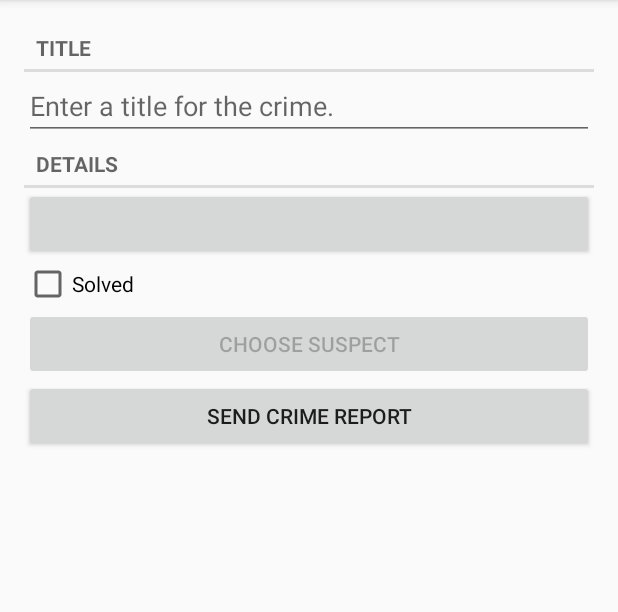
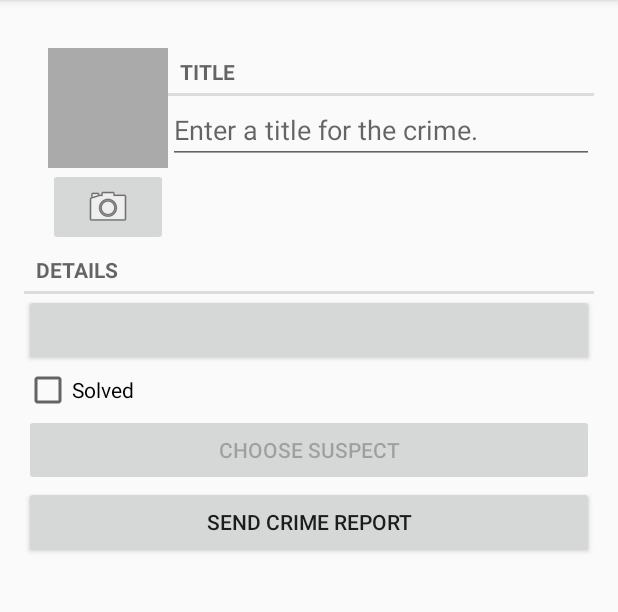
Before and after one commit to SunJie117/AndroidStudy, an Android app: the fragment CrimeFragment placed in its activity, on a phone screen of 412 x 824 dp, the part 84-696 px from its top. Run offline under Robolectric (Android 15) with nearby library versions, the phone set to English and light mode, and no system bars; 8 statements that could not run were skipped.

Commit message:
16章开始

```diff
--- a/app/src/main/java/com/camark/androidstudy/MainActivity.java
+++ b/app/src/main/java/com/camark/androidstudy/MainActivity.java
@@ -29,7 +29,12 @@ public class MainActivity extends AppCompatActivity {
         setContentView(R.layout.activity_main);
 
         if (hasWriteExternalStoragePermission()) {
-            ActivityCompat.requestPermissions(this, new String[]{Manifest.permission.READ_CONTACTS}, REQUEST_READ_CONTACTS);
+            if (hasReadContactsPermission()) {
+
+            } else {
+                ActivityCompat.requestPermissions(this, new String[]{Manifest.permission.READ_CONTACTS}, REQUEST_READ_CONTACTS);
+            }
+
 
         } else {
 
@@ -72,7 +77,11 @@ public class MainActivity extends AppCompatActivity {
         switch (requestCode) {
             case REQUEST_WRITE:
                 if (hasWriteExternalStoragePermission()) {
-                    ActivityCompat.requestPermissions(this, new String[]{Manifest.permission.READ_CONTACTS}, REQUEST_READ_CONTACTS);
+                    if (hasReadContactsPermission()) {
+
+                    } else {
+                        ActivityCompat.requestPermissions(this, new String[]{Manifest.permission.READ_CONTACTS}, REQUEST_READ_CONTACTS);
+                    }
                 } else {
                     Toast.makeText(this, "需要读写SD卡权限!", 1).show();
                 }
--- a/app/src/main/java/com/camark/androidstudy/criminalintent/CrimeFragment.java
+++ b/app/src/main/java/com/camark/androidstudy/criminalintent/CrimeFragment.java
@@ -20,6 +20,8 @@ import android.widget.Button;
 import android.widget.CheckBox;
 import android.widget.CompoundButton;
 import android.widget.EditText;
+import android.widget.ImageButton;
+import android.widget.ImageView;
 
 import com.camark.androidstudy.R;
 
@@ -44,6 +46,8 @@ public class CrimeFragment extends Fragment {
     private CheckBox mSolvedCheckBox;
     private Button mReportButton;
     private Button mSuspectButton;
+    private ImageButton mPhotoButton;
+    private ImageView mPhotoView;
 
 
     public static CrimeFragment newInstance(UUID crimeId) {
@@ -67,6 +71,8 @@ public class CrimeFragment extends Fragment {
         super.onCreate(savedInstanceState);
         UUID crimeId = (UUID) getArguments().getSerializable(ARG_CRIME_ID);
         mCrime = CrimeLab.get(getActivity()).getCrime(crimeId);
+
+
     }
 
     @Nullable
@@ -146,6 +152,9 @@ public class CrimeFragment extends Fragment {
                 PackageManager.MATCH_DEFAULT_ONLY) == null) {
             mSuspectButton.setEnabled(false);
         }
+
+        mPhotoButton = v.findViewById(R.id.crime_camera);
+        mPhotoView = v.findViewById(R.id.crime_photo);
 
         return v;
     }
--- a/app/src/main/res/layout/fragment_crime.xml
+++ b/app/src/main/res/layout/fragment_crime.xml
@@ -4,6 +4,39 @@
               android:layout_height="match_parent"
               android:padding="16dp"
               android:orientation="vertical">
+    <LinearLayout
+        android:orientation="horizontal"
+        android:layout_width="match_parent"
+        android:layout_height="wrap_content"
+        android:layout_marginLeft="16dp"
+        android:layout_marginTop="16dp">
+
+
+        <LinearLayout
+            android:orientation="vertical"
+            android:layout_width="wrap_content"
+            android:layout_height="wrap_content">
+
+            <ImageView
+                android:id="@+id/crime_photo"
+                android:layout_width="80dp"
+                android:layout_height="80dp"
+                android:scaleType="centerInside"
+                android:cropToPadding="true"
+                android:background="@android:color/darker_gray"/>
+
+            <ImageButton
+                android:id="@+id/crime_camera"
+                android:layout_width="match_parent"
+                android:layout_height="wrap_content"
+                android:src="@android:drawable/ic_menu_camera"/>
+        </LinearLayout>
+        <LinearLayout
+            android:orientation="vertical"
+            android:layout_width="0dp"
+            android:layout_height="wrap_content"
+            android:layout_weight="1">
+
             <TextView
                 style="?android:listSeparatorTextViewStyle"
                 android:layout_width="match_parent"
@@ -14,6 +47,9 @@
                 android:layout_width="match_parent"
                 android:layout_height="wrap_content"
                 android:hint="@string/crime_title_hint"/>
+        </LinearLayout>
+    </LinearLayout>
+
     <TextView
         style="?android:listSeparatorTextViewStyle"
         android:layout_width="match_parent"
```
Lines whose indentation alone changed are shown as unchanged.
